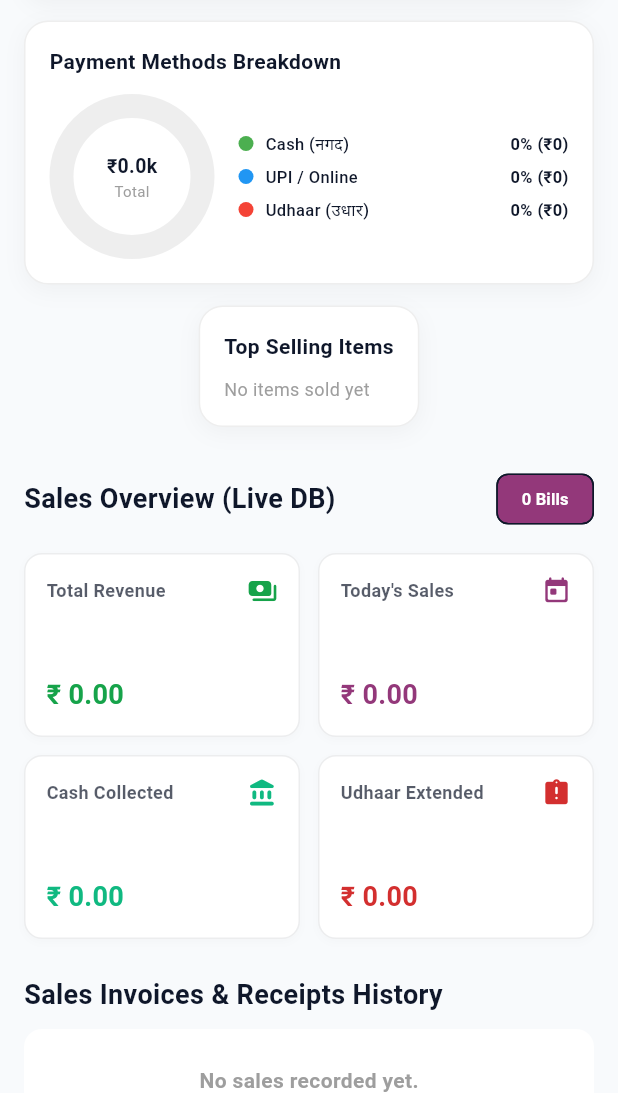
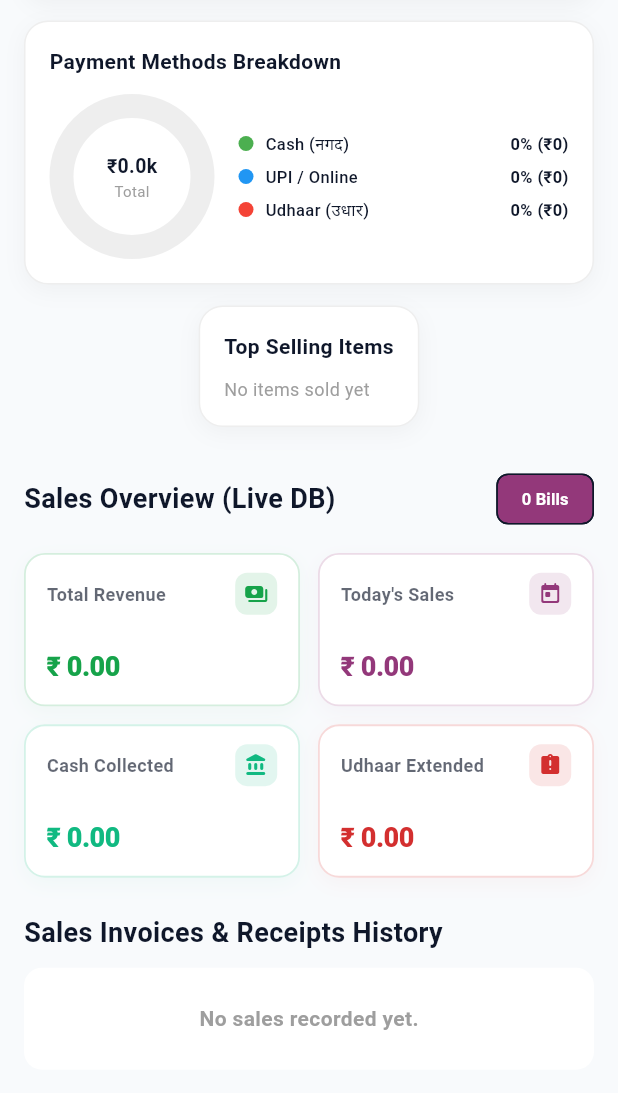
Before and after one commit to arunkrana5/POSApp, a Flutter app: the ReportsScreen screen opened by its route, scrolled down 355 dp, on a phone screen of 412 x 824 dp, the part 143-1236 px from its top. Run offline on Flutter 3.47's test engine with Material 3 defaults, Android fonts, the phone set to English and light mode, and no system bars; our stand-ins replace shared_preferences, sqflite; missing offline and left inert: dart:html, dart:js; accounts and stored records are empty; network calls fail.

Commit message:
Make reports summary cards fully responsive and upgrade dashboard to pro animated premium standard

```diff
--- a/lib/screens/reports_screen.dart
+++ b/lib/screens/reports_screen.dart
@@ -269,20 +269,25 @@ class _ReportsScreenState extends State<ReportsScreen> {
               ),
               const SizedBox(height: 12),
 
-              // Summary Metric Cards Grid
-              GridView.count(
-                crossAxisCount: 2,
+              // Summary Metric Cards Grid (Responsive 4 cols on desktop, 2 cols on mobile)
+              LayoutBuilder(
+                builder: (context, constraints) {
+                  final isWide = constraints.maxWidth >= 700;
+                  return GridView.count(
+                    crossAxisCount: isWide ? 4 : 2,
                     crossAxisSpacing: 12,
                     mainAxisSpacing: 12,
                     shrinkWrap: true,
                     physics: const NeverScrollableScrollPhysics(),
-                childAspectRatio: 1.5,
+                    childAspectRatio: isWide ? 2.1 : 1.8,
                     children: [
                       _buildReportCard(context, isHindi ? 'कुल बिक्री (Total)' : 'Total Revenue', '₹ ${_totalRevenue.toStringAsFixed(2)}', Icons.payments_rounded, themeProvider.amountColor, themeProvider),
                       _buildReportCard(context, isHindi ? 'आज की बिक्री' : 'Today\'s Sales', '₹ ${_todayRevenue.toStringAsFixed(2)}', Icons.today_rounded, themeProvider.buttonBgColor, themeProvider),
                       _buildReportCard(context, isHindi ? 'नकद एकत्र' : 'Cash Collected', '₹ ${_cashCollected.toStringAsFixed(2)}', Icons.account_balance_rounded, themeProvider.accentColor, themeProvider),
                       _buildReportCard(context, isHindi ? 'उधार दिया' : 'Udhaar Extended', '₹ ${_udhaarGiven.toStringAsFixed(2)}', Icons.assignment_late_rounded, Colors.red.shade700, themeProvider),
                     ],
+                  );
+                },
               ),
               const SizedBox(height: 24),
 
@@ -372,13 +377,17 @@ class _ReportsScreenState extends State<ReportsScreen> {
 
   Widget _buildReportCard(BuildContext context, String title, String value, IconData icon, Color color, TenantThemeProvider themeProvider) {
     return Container(
-      padding: const EdgeInsets.all(14),
+      padding: const EdgeInsets.symmetric(horizontal: 14, vertical: 12),
       decoration: BoxDecoration(
         color: themeProvider.cardBgColor,
-        borderRadius: BorderRadius.circular(12),
-        border: Border.all(color: themeProvider.textColor.withOpacity(0.08)),
+        borderRadius: BorderRadius.circular(14),
+        border: Border.all(color: color.withOpacity(0.18), width: 1.2),
         boxShadow: [
-          BoxShadow(color: Colors.black.withOpacity(0.02), blurRadius: 4, offset: const Offset(0, 2)),
+          BoxShadow(
+            color: color.withOpacity(0.04),
+            blurRadius: 10,
+            offset: const Offset(0, 4),
+          ),
         ],
       ),
       child: Column(
@@ -388,25 +397,41 @@ class _ReportsScreenState extends State<ReportsScreen> {
           Row(
             mainAxisAlignment: MainAxisAlignment.spaceBetween,
             children: [
-              Text(
+              Expanded(
+                child: Text(
                   title,
+                  maxLines: 1,
+                  overflow: TextOverflow.ellipsis,
                   style: TextStyle(
                     fontFamily: themeProvider.fontFamily,
                     fontSize: 12 * themeProvider.fontSizeScale,
                     fontWeight: FontWeight.w600,
-                  color: themeProvider.textColor.withOpacity(0.7),
+                    color: themeProvider.textColor.withOpacity(0.65),
                   ),
                 ),
-              Icon(icon, size: 20, color: color),
+              ),
+              Container(
+                padding: const EdgeInsets.all(6),
+                decoration: BoxDecoration(
+                  color: color.withOpacity(0.12),
+                  borderRadius: BorderRadius.circular(8),
+                ),
+                child: Icon(icon, size: 16, color: color),
+              ),
             ],
           ),
-          Text(
+          FittedBox(
+            fit: BoxFit.scaleDown,
+            alignment: Alignment.centerLeft,
+            child: Text(
               value,
               style: TextStyle(
                 fontFamily: themeProvider.fontFamily,
                 fontSize: 18 * themeProvider.fontSizeScale,
-              fontWeight: FontWeight.bold,
+                fontWeight: FontWeight.w800,
                 color: color,
+                letterSpacing: -0.3,
+              ),
             ),
           ),
         ],
```
Also changed, not shown: lib/screens/home_screen.dart (+76 -31 lines), public_web/assets/fonts/MaterialIcons-Regular.otf, 3 other files. Lines whose indentation alone changed are shown as unchanged.
